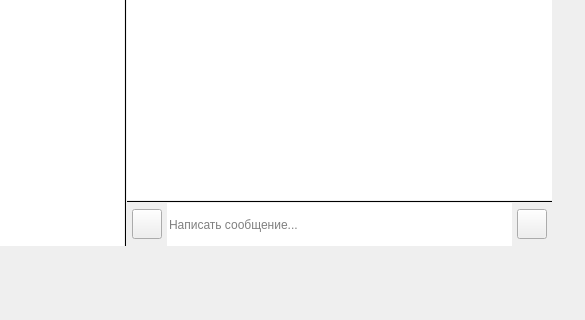
Qt form app/app-qt/mainwidget.ui (JMICKHs/jmickhenger) before a commit; both pictures show x 302 to 887 and y 305 to 625 of the 887 by 625 pixel window.
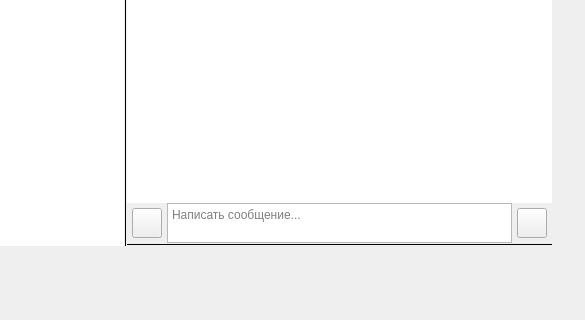
The same form after that commit. Custom widgets are drawn as their Qt base class.

Commit message: Update chatView , chatModel, addProxy, update menuWidget

Diff of the .ui file:
```diff
--- a/app/app-qt/mainwidget.ui
+++ b/app/app-qt/mainwidget.ui
@@ -470,36 +470,6 @@
         </property>
        </widget>
       </item>
-      <item>
-       <widget class="Line" name="line_4">
-        <property name="autoFillBackground">
-         <bool>false</bool>
-        </property>
-        <property name="styleSheet">
-         <string notr="true">QFrame[frameShape=&quot;5&quot;]
-{
-    border: 0.5px;
-	max-width: 0.5px;
-    background: rgb(220,220,220);
-}
-QFrame[frameShape=&quot;4&quot;]
-{
-    border: 0.5px;
-	max-height: 0.5px;
-    background: rgb(220,220,220);
-}</string>
-        </property>
-        <property name="frameShadow">
-         <enum>QFrame::Plain</enum>
-        </property>
-        <property name="lineWidth">
-         <number>1</number>
-        </property>
-        <property name="orientation">
-         <enum>Qt::Horizontal</enum>
-        </property>
-       </widget>
-      </item>
       <item>
        <layout class="QHBoxLayout" name="horizontalLayout">
         <property name="spacing">
@@ -551,18 +521,24 @@
          </spacer>
         </item>
         <item>
-         <widget class="QLineEdit" name="messageInput">
+         <widget class="ChatInput" name="messageInput">
+          <property name="sizePolicy">
+           <sizepolicy hsizetype="Minimum" vsizetype="Minimum">
+            <horstretch>0</horstretch>
+            <verstretch>0</verstretch>
+           </sizepolicy>
+          </property>
           <property name="minimumSize">
            <size>
-            <width>150</width>
-            <height>43</height>
+            <width>0</width>
+            <height>40</height>
            </size>
           </property>
-          <property name="text">
-           <string/>
-          </property>
-          <property name="frame">
-           <bool>false</bool>
+          <property name="maximumSize">
+           <size>
+            <width>16777215</width>
+            <height>100</height>
+           </size>
           </property>
           <property name="placeholderText">
            <string>Написать сообщение...</string>
@@ -622,6 +598,36 @@
         </item>
        </layout>
       </item>
+      <item>
+       <widget class="Line" name="line_4">
+        <property name="autoFillBackground">
+         <bool>false</bool>
+        </property>
+        <property name="styleSheet">
+         <string notr="true">QFrame[frameShape=&quot;5&quot;]
+{
+    border: 0.5px;
+	max-width: 0.5px;
+    background: rgb(220,220,220);
+}
+QFrame[frameShape=&quot;4&quot;]
+{
+    border: 0.5px;
+	max-height: 0.5px;
+    background: rgb(220,220,220);
+}</string>
+        </property>
+        <property name="frameShadow">
+         <enum>QFrame::Plain</enum>
+        </property>
+        <property name="lineWidth">
+         <number>1</number>
+        </property>
+        <property name="orientation">
+         <enum>Qt::Horizontal</enum>
+        </property>
+       </widget>
+      </item>
      </layout>
     </item>
    </layout>
@@ -643,6 +649,11 @@
    <extends>QListView</extends>
    <header>grouplistview.h</header>
   </customwidget>
+  <customwidget>
+   <class>ChatInput</class>
+   <extends>QTextEdit</extends>
+   <header>chatinput.h</header>
+  </customwidget>
  </customwidgets>
  <resources/>
  <connections/>
```
The commit also changes 31 other files.
